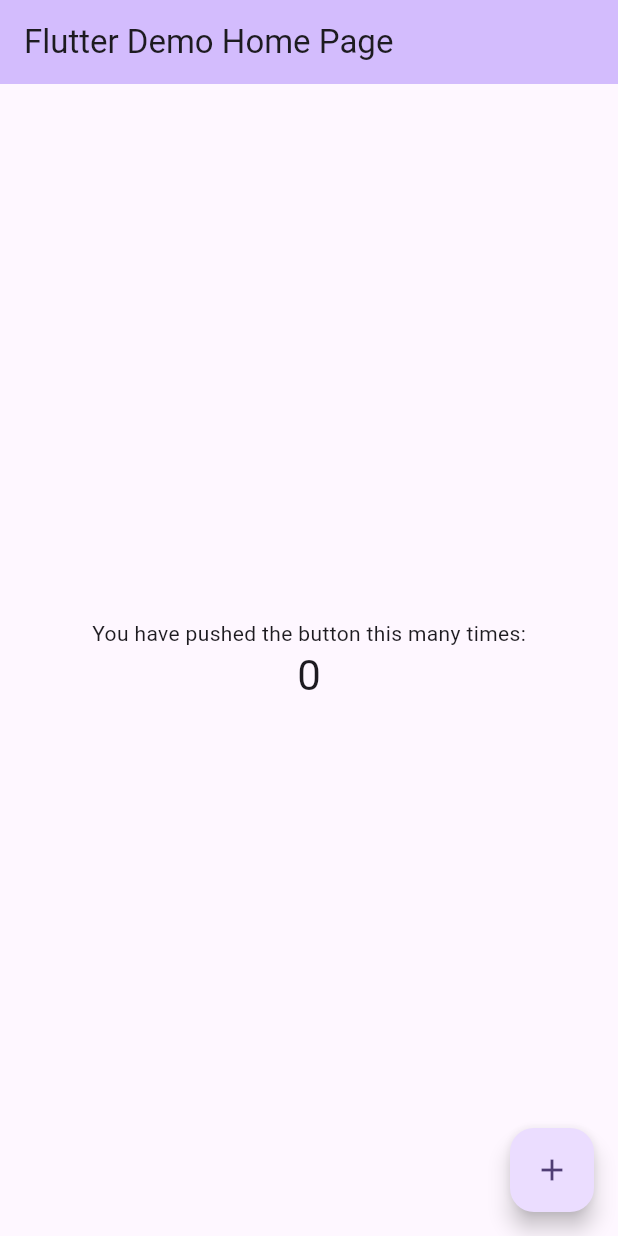
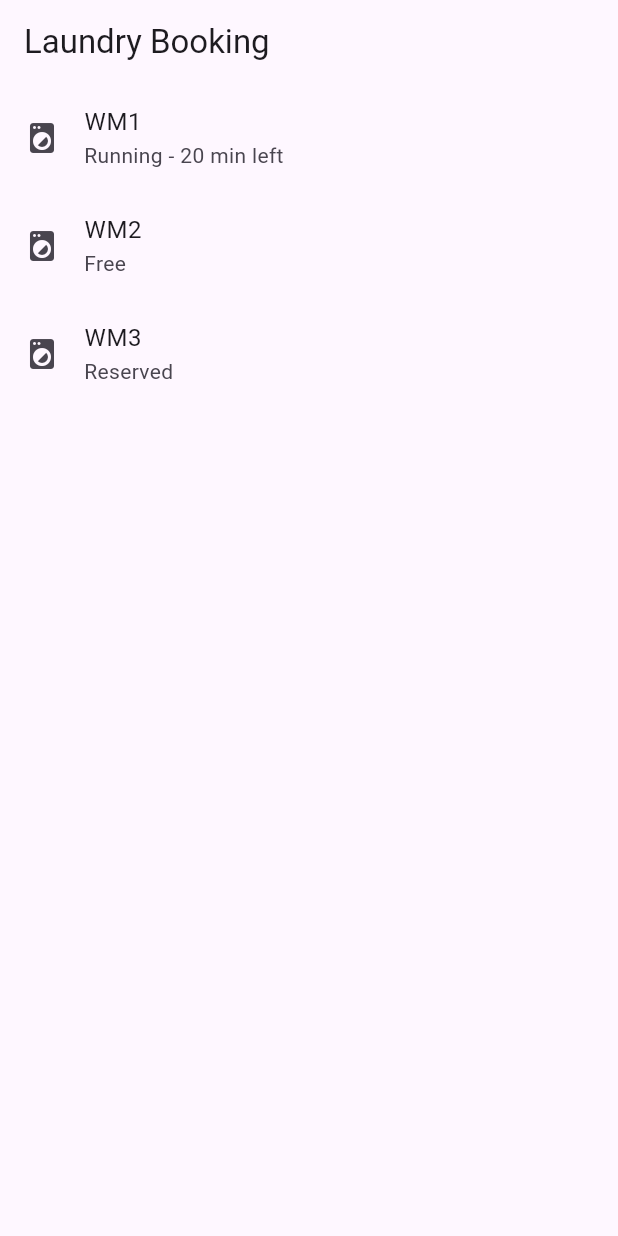
Before and after one commit to dhanapriyabezawada/laundry-booking, a Flutter app: the screen it shows after launch, on a phone screen of 412 x 824 dp. Run offline on Flutter 3.47's test engine with Material 3 defaults, Android fonts, the phone set to English and light mode, and no system bars.

Commit message:
Create laundry booking home screen

```diff
--- a/lib/main.dart
+++ b/lib/main.dart
@@ -1,121 +1,52 @@
 import 'package:flutter/material.dart';
 
 void main() {
-  runApp(const MyApp());
+  runApp(const LaundryApp());
 }
 
-class MyApp extends StatelessWidget {
-  const MyApp({super.key});
+class LaundryApp extends StatelessWidget {
+  const LaundryApp({super.key});
 
-  // This widget is the root of your application.
   @override
   Widget build(BuildContext context) {
     return MaterialApp(
-      title: 'Flutter Demo',
+      debugShowCheckedModeBanner: false,
+      title: 'Laundry Booking',
       theme: ThemeData(
-        // This is the theme of your application.
-        //
-        // TRY THIS: Try running your application with "flutter run". You'll see
-        // the application has a purple toolbar. Then, without quitting the app,
-        // try changing the seedColor in the colorScheme below to Colors.green
-        // and then invoke "hot reload" (save your changes or press the "hot
-        // reload" button in a Flutter-supported IDE, or press "r" if you used
-        // the command line to start the app).
-        //
-        // Notice that the counter didn't reset back to zero; the application
-        // state is not lost during the reload. To reset the state, use hot
-        // restart instead.
-        //
-        // This works for code too, not just values: Most code changes can be
-        // tested with just a hot reload.
-        colorScheme: .fromSeed(seedColor: Colors.deepPurple),
+        primarySwatch: Colors.blue,
       ),
-      home: const MyHomePage(title: 'Flutter Demo Home Page'),
+      home: const HomeScreen(),
     );
   }
 }
 
-class MyHomePage extends StatefulWidget {
-  const MyHomePage({super.key, required this.title});
-
-  // This widget is the home page of your application. It is stateful, meaning
-  // that it has a State object (defined below) that contains fields that affect
-  // how it looks.
-
-  // This class is the configuration for the state. It holds the values (in this
-  // case the title) provided by the parent (in this case the App widget) and
-  // used by the build method of the State. Fields in a Widget subclass are
-  // always marked "final".
-
-  final String title;
-
-  @override
-  State<MyHomePage> createState() => _MyHomePageState();
-}
-
-class _MyHomePageState extends State<MyHomePage> {
-  int _counter = 0;
-
-  void _incrementCounter() {
-    setState(() {
-      // This call to setState tells the Flutter framework that something has
-      // changed in this State, which causes it to rerun the build method below
-      // so that the display can reflect the updated values. If we changed
-      // _counter without calling setState(), then the build method would not be
-      // called again, and so nothing would appear to happen.
-      _counter++;
-    });
-  }
+class HomeScreen extends StatelessWidget {
+  const HomeScreen({super.key});
 
   @override
   Widget build(BuildContext context) {
-    // This method is rerun every time setState is called, for instance as done
-    // by the _incrementCounter method above.
-    //
-    // The Flutter framework has been optimized to make rerunning build methods
-    // fast, so that you can just rebuild anything that needs updating rather
-    // than having to individually change instances of widgets.
     return Scaffold(
       appBar: AppBar(
-        // TRY THIS: Try changing the color here to a specific color (to
-        // Colors.amber, perhaps?) and trigger a hot reload to see the AppBar
-        // change color while the other colors stay the same.
-        backgroundColor: Theme.of(context).colorScheme.inversePrimary,
-        // Here we take the value from the MyHomePage object that was created by
-        // the App.build method, and use it to set our appbar title.
-        title: Text(widget.title),
+        title: const Text('Laundry Booking'),
       ),
-      body: Center(
-        // Center is a layout widget. It takes a single child and positions it
-        // in the middle of the parent.
-        child: Column(
-          // Column is also a layout widget. It takes a list of children and
-          // arranges them vertically. By default, it sizes itself to fit its
-          // children horizontally, and tries to be as tall as its parent.
-          //
-          // Column has various properties to control how it sizes itself and
-          // how it positions its children. Here we use mainAxisAlignment to
-          // center the children vertically; the main axis here is the vertical
-          // axis because Columns are vertical (the cross axis would be
-          // horizontal).
-          //
-          // TRY THIS: Invoke "debug painting" (choose the "Toggle Debug Paint"
-          // action in the IDE, or press "p" in the console), to see the
-          // wireframe for each widget.
-          mainAxisAlignment: .center,
-          children: [
-            const Text('You have pushed the button this many times:'),
-            Text(
-              '$_counter',
-              style: Theme.of(context).textTheme.headlineMedium,
-            ),
-          ],
-        ),
-      ),
-      floatingActionButton: FloatingActionButton(
-        onPressed: _incrementCounter,
-        tooltip: 'Increment',
-        child: const Icon(Icons.add),
+      body: ListView(
+        children: const [
+          ListTile(
+            leading: Icon(Icons.local_laundry_service),
+            title: Text('WM1'),
+            subtitle: Text('Running - 20 min left'),
+          ),
+          ListTile(
+            leading: Icon(Icons.local_laundry_service),
+            title: Text('WM2'),
+            subtitle: Text('Free'),
+          ),
+          ListTile(
+            leading: Icon(Icons.local_laundry_service),
+            title: Text('WM3'),
+            subtitle: Text('Reserved'),
+          ),
+        ],
       ),
     );
   }
```
